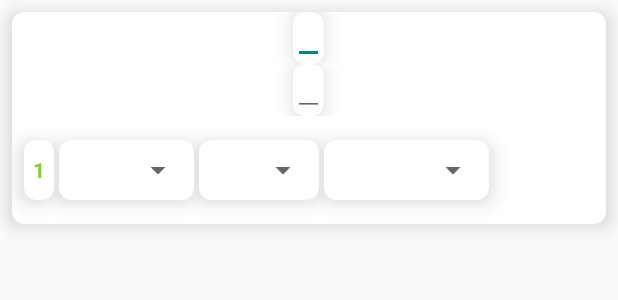
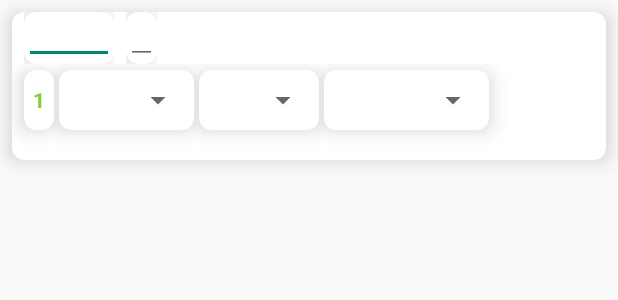
Before and after one commit to Nivesh98/GPA_Analyzer-Android_Application, an Android app: the layout list_subject_details.xml on its own in the app's theme, with its tools: preview values and no code run, on a phone screen of 412 x 824 dp. Shown: the top 300 px of the screen. Run offline under Robolectric (Android 15) with nearby library versions, the phone set to English and light mode, and no system bars; plain views replace SearchableSpinner.

Commit message:
Done and more success list subject details

```diff
--- a/app/src/main/java/com/nivacreation/gpa_analyzer/SubjectDetails_Activity.java
+++ b/app/src/main/java/com/nivacreation/gpa_analyzer/SubjectDetails_Activity.java
@@ -39,6 +39,8 @@ public class SubjectDetails_Activity extends AppCompatActivity implements Gestur
     String userId;
     String vui;
 
+    int b;
+
     //for swip
     private static final String TAG = "Swipe Position";
     private float x1, x2, y1, y2;
@@ -72,10 +74,9 @@ public class SubjectDetails_Activity extends AppCompatActivity implements Gestur
         Log.d("123"," k "+k);
 
         String a = semesterName.substring(semesterName.length()-1);
-        int b = Integer.parseInt(a);
+        b = Integer.parseInt(a);
         --b;
-        PreferenceManager
-                .getDefaultSharedPreferences(this).edit().putString("subjectDetails"+b, k.trim()).apply();
+
 
 
         button.setOnClickListener(new View.OnClickListener() {
@@ -84,6 +85,8 @@ public class SubjectDetails_Activity extends AppCompatActivity implements Gestur
 
 
                 if (!editText.getText().toString().isEmpty()){
+                    PreferenceManager
+                            .getDefaultSharedPreferences(SubjectDetails_Activity.this).edit().putString("subjectDetails"+b, k.trim()).apply();
                     int intCount = Integer.parseInt(editText.getText().toString());
                     if(intCount >=1 && intCount<=15){
                         String countToString = editText.getText().toString();
--- a/app/src/main/java/com/nivacreation/gpa_analyzer/adapter/SubjectsAdapter.java
+++ b/app/src/main/java/com/nivacreation/gpa_analyzer/adapter/SubjectsAdapter.java
@@ -142,10 +142,6 @@ public class SubjectsAdapter extends RecyclerView.Adapter<SubjectsAdapter.Subjec
 
             }
         });
-//        user.put("Grade", holder.grade.getSelectedItem());
-//        user.put("Credit",holder.credit.getSelectedItem());
-//        user.put("Gpa",holder.gpa.getSelectedItem());
-//        documentReference.set(user);
         subjects.setGetMethodGrade(holder.grade.getSelectedItem().toString());
         subjects.setGetMethodCredit(holder.credit.getSelectedItem().toString());
         subjects.setGetMethodGPA(holder.gpa.getSelectedItem().toString());
--- a/app/src/main/res/layout/list_subject_details.xml
+++ b/app/src/main/res/layout/list_subject_details.xml
@@ -19,10 +19,15 @@
             <LinearLayout
                 android:layout_width="match_parent"
                 android:layout_height="wrap_content"
-                android:gravity="center">
+                android:orientation="horizontal">
+                <LinearLayout
+                    android:layout_width="60dp"
+                    android:layout_height="wrap_content"
+                    android:gravity="center"
+                    android:layout_marginLeft="8dp">
 
                     <androidx.cardview.widget.CardView
-                    android:layout_width="wrap_content"
+                        android:layout_width="match_parent"
                         android:layout_height="wrap_content"
                         xmlns:app="http://schemas.android.com/apk/res-auto"
                         app:cardCornerRadius="8dp"
@@ -37,15 +42,16 @@
                             android:textStyle="bold"
                             android:textColor="#86CC35"
                             android:textSize="10sp"
-                        android:layout_width="wrap_content"
+                            android:layout_width="match_parent"
                             android:layout_height="wrap_content"
                             />
                     </androidx.cardview.widget.CardView>
                 </LinearLayout>
                 <LinearLayout
-                android:layout_width="match_parent"
+                    android:layout_width="wrap_content"
                     android:layout_height="wrap_content"
-                android:gravity="center">
+                    android:gravity="center"
+                    android:layout_marginLeft="8dp">
 
                     <androidx.cardview.widget.CardView
                         android:layout_width="wrap_content"
@@ -68,6 +74,7 @@
                             />
                     </androidx.cardview.widget.CardView>
                 </LinearLayout>
+            </LinearLayout>
             <LinearLayout
                 android:layout_width="match_parent"
                 android:layout_height="wrap_content"
@@ -81,7 +88,7 @@
                     app:cardCornerRadius="8dp"
                     app:cardElevation="8dp"
                     android:layout_marginLeft="8dp"
-                    android:layout_marginTop="16dp"
+                    android:layout_marginTop="8dp"
                     android:layout_marginBottom="16dp">
 
                     <TextView
@@ -103,7 +110,7 @@
                     app:cardCornerRadius="8dp"
                     app:cardElevation="8dp"
                     android:layout_marginLeft="3dp"
-                    android:layout_marginTop="16dp"
+                    android:layout_marginTop="8dp"
                     android:layout_marginBottom="16dp">
 
                     <com.toptoche.searchablespinnerlibrary.SearchableSpinner
@@ -123,7 +130,7 @@
                     app:cardCornerRadius="8dp"
                     app:cardElevation="8dp"
                     android:layout_marginLeft="3dp"
-                    android:layout_marginTop="16dp"
+                    android:layout_marginTop="8dp"
                     android:layout_marginBottom="16dp">
 
                     <com.toptoche.searchablespinnerlibrary.SearchableSpinner
@@ -143,7 +150,7 @@
                     app:cardCornerRadius="8dp"
                     app:cardElevation="8dp"
                     android:layout_marginLeft="3dp"
-                    android:layout_marginTop="16dp"
+                    android:layout_marginTop="8dp"
                     android:layout_marginBottom="16dp"
                     android:layout_marginRight="8dp">
 
```
Lines whose indentation alone changed are shown as unchanged.
